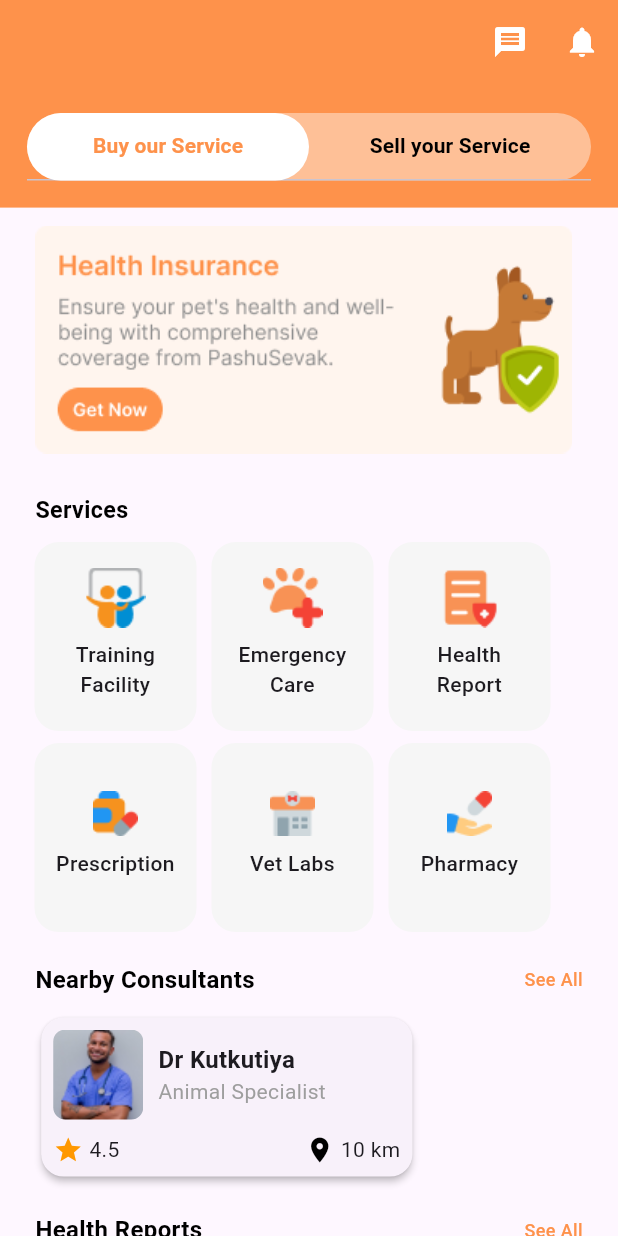
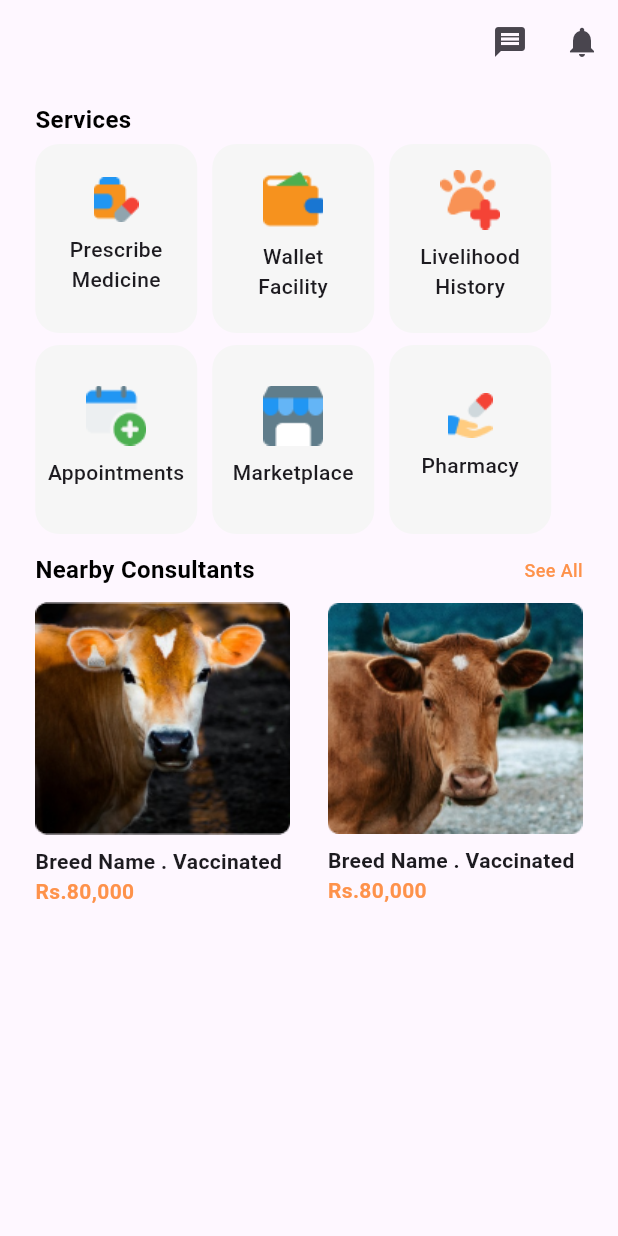
Before and after one commit to Mohassan521/PashuSevak, a Flutter app: the screen it shows after launch, on a phone screen of 412 x 824 dp. Run offline on Flutter 3.47's test engine with Material 3 defaults, Android fonts, the light colour scheme and no system bars; our stand-ins replace cloud_firestore, firebase_auth, firebase_core, fluttertoast, font_awesome_flutter; accounts and stored records are empty.

Commit message:
doctor home page UI ready

```diff
--- a/lib/main.dart
+++ b/lib/main.dart
@@ -2,7 +2,9 @@ import 'package:firebase_core/firebase_core.dart';
 import 'package:flutter/material.dart';
 import 'package:pashusevak/firebase_options.dart';
 import 'package:pashusevak/screens/FrontPage.dart';
+import 'package:pashusevak/screens/cattleDetails.dart';
 import 'package:pashusevak/screens/cattleFarmHome.dart';
+import 'package:pashusevak/screens/doctorHome.dart';
 
 void main() async {
   WidgetsFlutterBinding.ensureInitialized();
@@ -23,7 +25,7 @@ class MyApp extends StatelessWidget {
         colorScheme: ColorScheme.fromSeed(seedColor: Colors.deepPurple),
         useMaterial3: true,
       ),
-      home: const CattleFarmHomePage(),
+      home: const DoctorHomePage(),
     );
   }
 }
--- /dev/null
+++ b/lib/screens/doctorHome.dart
@@ -0,0 +1,176 @@
+import 'package:flutter/material.dart';
+import 'package:pashusevak/widgets/serviceTiles.dart';
+
+class DoctorHomePage extends StatefulWidget {
+  const DoctorHomePage({super.key});
+
+  @override
+  State<DoctorHomePage> createState() => _DoctorHomePageState();
+}
+
+class _DoctorHomePageState extends State<DoctorHomePage> {
+  @override
+  Widget build(BuildContext context) {
+    return Scaffold(
+      appBar: AppBar(
+        actions: [
+          IconButton(
+            onPressed: () {},
+            icon: const Icon(
+              Icons.message,
+            ),
+          ),
+          IconButton(
+            onPressed: () {},
+            icon: const Icon(
+              Icons.notifications,
+            ),
+          )
+        ],
+      ),
+      body: Padding(
+        padding: EdgeInsets.symmetric(horizontal: 23.5, vertical: 12),
+        child: Column(
+          crossAxisAlignment: CrossAxisAlignment.start,
+          children: [
+            Text(
+              "Services",
+              style: TextStyle(
+                  color: Colors.black,
+                  fontWeight: FontWeight.w700,
+                  fontSize: 16),
+            ),
+            SizedBox(
+              height: 5,
+            ),
+            Row(
+              children: [
+                ServiceTiles(
+                  image: "assets/images/prescription.png",
+                  name: "Prescribe\nMedicine",
+                ),
+                SizedBox(
+                  width: 10,
+                ),
+                ServiceTiles(
+                  image: "assets/images/wallet.png",
+                  name: "Wallet\nFacility",
+                ),
+                SizedBox(
+                  width: 10,
+                ),
+                ServiceTiles(
+                  image: "assets/images/emergencyCare.png",
+                  name: "Livelihood\nHistory",
+                ),
+              ],
+            ),
+            SizedBox(
+              height: 8,
+            ),
+            Row(
+              children: [
+                ServiceTiles(
+                  image: "assets/images/app.png",
+                  name: "Appointments",
+                ),
+                SizedBox(
+                  width: 10,
+                ),
+                ServiceTiles(
+                  image: "assets/images/marketplace.png",
+                  name: "Marketplace",
+                ),
+                SizedBox(
+                  width: 10,
+                ),
+                ServiceTiles(
+                  image: "assets/images/pharmacy.png",
+                  name: "Pharmacy",
+                ),
+              ],
+            ),
+            SizedBox(
+              height: 12.5,
+            ),
+            Row(
+              mainAxisAlignment: MainAxisAlignment.spaceBetween,
+              children: [
+                Text(
+                  "Nearby Consultants",
+                  style: TextStyle(
+                      color: Colors.black,
+                      fontWeight: FontWeight.w700,
+                      fontSize: 16),
+                ),
+                Text(
+                  "See All",
+                  style: TextStyle(
+                      color: Color(0xfffe924b),
+                      fontWeight: FontWeight.w500,
+                      fontSize: 12),
+                ),
+              ],
+            ),
+            SizedBox(
+              height: 10,
+            ),
+            Row(
+              mainAxisAlignment: MainAxisAlignment.spaceBetween,
+              children: [
+                Column(
+                  crossAxisAlignment: CrossAxisAlignment.start,
+                  children: [
+                    Image.asset("assets/images/cow1.png"),
+                    SizedBox(
+                      height: 7.5,
+                    ),
+                    Text(
+                      "Breed Name . Vaccinated",
+                      style: TextStyle(
+                        fontSize: 14,
+                        fontWeight: FontWeight.w600,
+                      ),
+                    ),
+                    Text(
+                      "Rs.80,000",
+                      style: TextStyle(
+                        fontSize: 14,
+                        fontWeight: FontWeight.bold,
+                        color: Color(0xfffe924b),
+                      ),
+                    ),
+                  ],
+                ),
+                Column(
+                  crossAxisAlignment: CrossAxisAlignment.start,
+                  children: [
+                    Image.asset("assets/images/cow2.png"),
+                    SizedBox(
+                      height: 7.5,
+                    ),
+                    Text(
+                      "Breed Name . Vaccinated",
+                      style: TextStyle(
+                        fontSize: 14,
+                        fontWeight: FontWeight.w600,
+                      ),
+                    ),
+                    Text(
+                      "Rs.80,000",
+                      style: TextStyle(
+                        fontSize: 14,
+                        fontWeight: FontWeight.bold,
+                        color: Color(0xfffe924b),
+                      ),
+                    ),
+                  ],
+                ),
+              ],
+            )
+          ],
+        ),
+      ),
+    );
+  }
+}
```
Also changed, not shown: lib/screens/cattleDetails.dart (added, +70 -0 lines), lib/widgets/healthReports.dart (+37 -5 lines), assets/images/app.png (added), assets/images/cow1.png (added), assets/images/cow2.png (added), assets/images/marketplace.png (added), assets/images/wallet.png (added).
